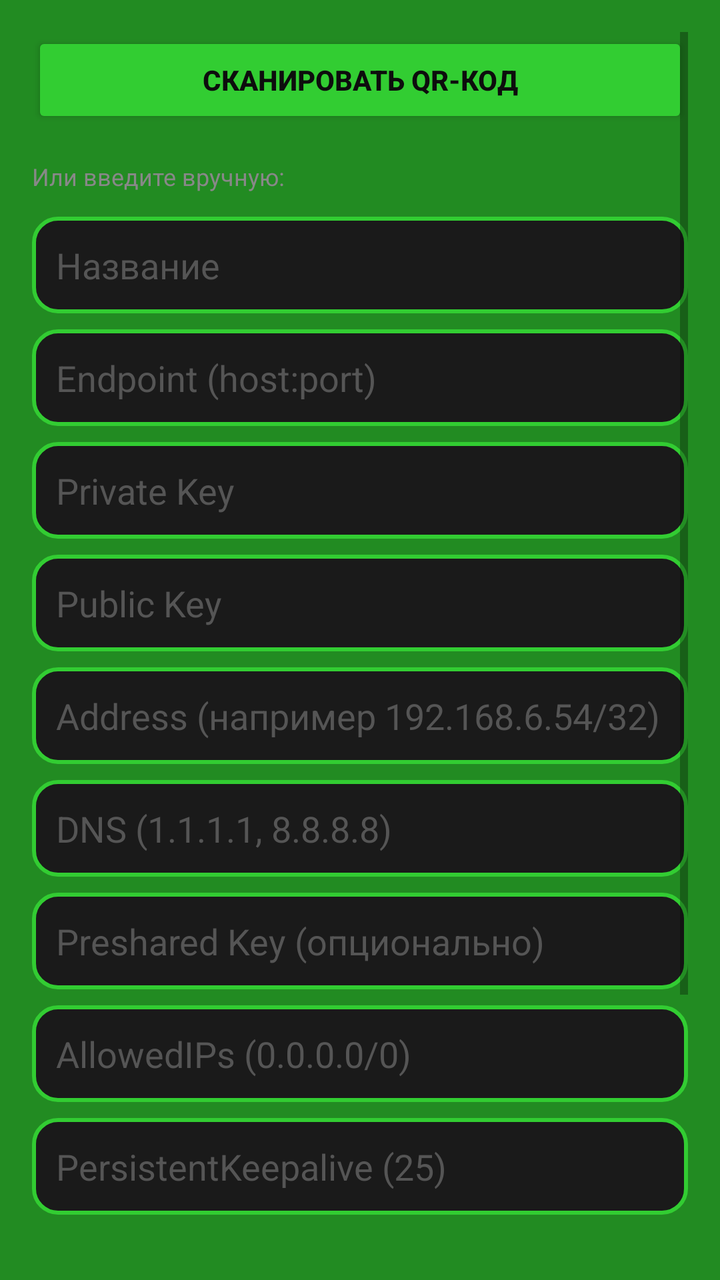
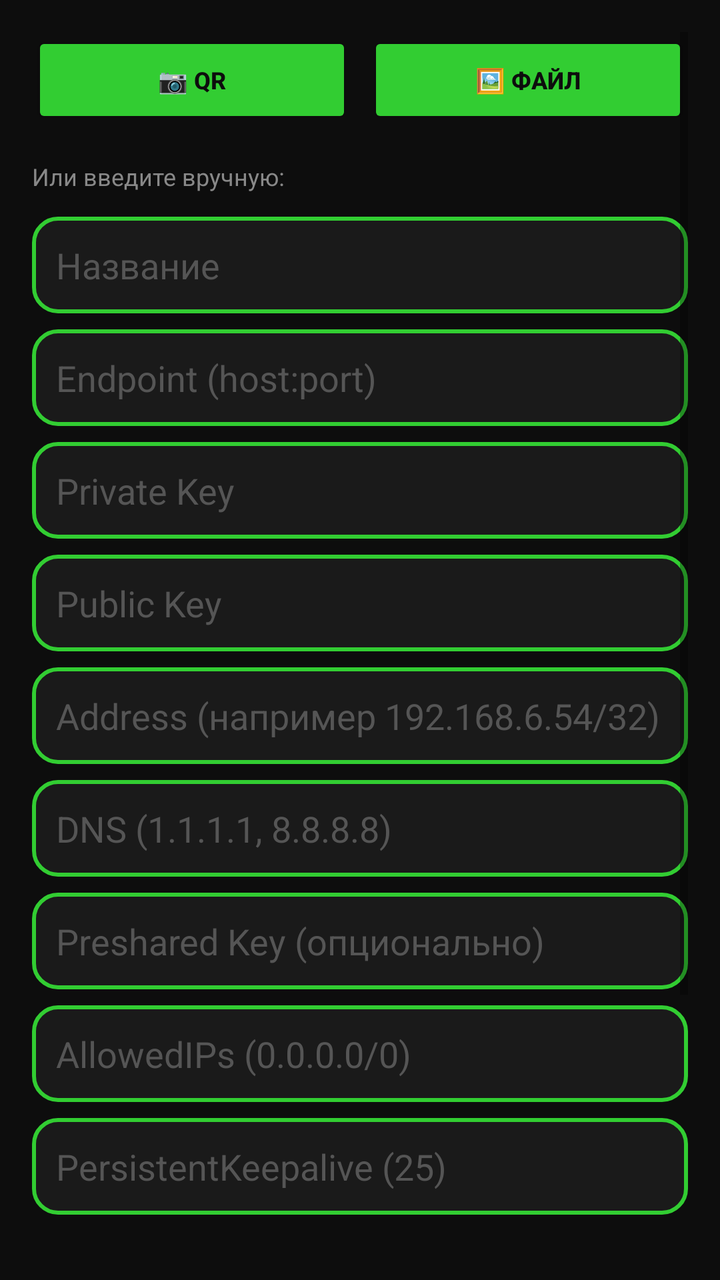

Screens rendered from an Android XML layout before and after an edit, with the pre-edit source and the edit as a unified diff.
<!-- AndroidManifest.xml: application theme Theme.Config -->
<!-- res/layout/dialog_add_server.xml -->
<?xml version="1.0" encoding="utf-8"?>
<ScrollView xmlns:android="http://schemas.android.com/apk/res/android"
    android:layout_width="match_parent"
    android:layout_height="wrap_content"
    android:padding="16dp">

    <LinearLayout
        android:layout_width="match_parent"
        android:layout_height="wrap_content"
        android:orientation="vertical">

        <Button
            android:id="@+id/btnScanQr"
            android:layout_width="match_parent"
            android:layout_height="wrap_content"
            android:text="СКАНИРОВАТЬ QR-КОД"
            android:textColor="#0D0D0D"
            android:textStyle="bold"
            android:backgroundTint="#32CD32"
            android:layout_marginBottom="16dp" />

        <TextView
            android:layout_width="wrap_content"
            android:layout_height="wrap_content"
            android:text="Или введите вручную:"
            android:textColor="#888888"
            android:textSize="12sp"
            android:layout_marginBottom="12dp" />

        <EditText
            android:id="@+id/etName"
            android:layout_width="match_parent"
            android:layout_height="wrap_content"
            android:hint="Название"
            android:textColor="#FFFFFF"
            android:textColorHint="#555555"
            android:background="@drawable/domain_input_bg"
            android:padding="12dp"
            android:layout_marginBottom="8dp" />

        <EditText
            android:id="@+id/etEndpoint"
            android:layout_width="match_parent"
            android:layout_height="wrap_content"
            android:hint="Endpoint (host:port)"
            android:textColor="#FFFFFF"
            android:textColorHint="#555555"
            android:background="@drawable/domain_input_bg"
            android:padding="12dp"
            android:layout_marginBottom="8dp" />

        <EditText
            android:id="@+id/etPrivateKey"
            android:layout_width="match_parent"
            android:layout_height="wrap_content"
            android:hint="Private Key"
            android:textColor="#FFFFFF"
            android:textColorHint="#555555"
            android:background="@drawable/domain_input_bg"
            android:padding="12dp"
            android:layout_marginBottom="8dp" />

        <EditText
            android:id="@+id/etPublicKey"
            android:layout_width="match_parent"
            android:layout_height="wrap_content"
            android:hint="Public Key"
            android:textColor="#FFFFFF"
            android:textColorHint="#555555"
            android:background="@drawable/domain_input_bg"
            android:padding="12dp"
            android:layout_marginBottom="8dp" />

        <EditText
            android:id="@+id/etAddress"
            android:layout_width="match_parent"
            android:layout_height="wrap_content"
            android:hint="Address (например 192.168.6.54/32)"
            android:textColor="#FFFFFF"
            android:textColorHint="#555555"
            android:background="@drawable/domain_input_bg"
            android:padding="12dp"
            android:layout_marginBottom="8dp" />

        <EditText
            android:id="@+id/etDns"
            android:layout_width="match_parent"
            android:layout_height="wrap_content"
            android:hint="DNS (1.1.1.1, 8.8.8.8)"
            android:textColor="#FFFFFF"
            android:textColorHint="#555555"
            android:background="@drawable/domain_input_bg"
            android:padding="12dp"
            android:layout_marginBottom="8dp" />

        <EditText
            android:id="@+id/etPresharedKey"
            android:layout_width="match_parent"
            android:layout_height="wrap_content"
            android:hint="Preshared Key (опционально)"
            android:textColor="#FFFFFF"
            android:textColorHint="#555555"
            android:background="@drawable/domain_input_bg"
            android:padding="12dp"
            android:layout_marginBottom="8dp" />

        <EditText
            android:id="@+id/etAllowedIPs"
            android:layout_width="match_parent"
            android:layout_height="wrap_content"
            android:hint="AllowedIPs (0.0.0.0/0)"
            android:textColor="#FFFFFF"
            android:textColorHint="#555555"
            android:background="@drawable/domain_input_bg"
            android:padding="12dp"
            android:layout_marginBottom="8dp" />

        <EditText
            android:id="@+id/etPersistentKeepalive"
            android:layout_width="match_parent"
            android:layout_height="wrap_content"
            android:hint="PersistentKeepalive (25)"
            android:textColor="#FFFFFF"
            android:textColorHint="#555555"
            android:background="@drawable/domain_input_bg"
            android:padding="12dp"
            android:layout_marginBottom="8dp" />

        <TextView
            android:layout_width="wrap_content"
            android:layout_height="wrap_content"
            android:text="AmneziaWG параметры (опционально):"
            android:textColor="#888888"
            android:textSize="12sp"
            android:layout_marginTop="8dp"
            android:layout_marginBottom="8dp" />

        <LinearLayout
            android:layout_width="match_parent"
            android:layout_height="wrap_content"
            android:orientation="horizontal">

            <EditText
                android:id="@+id/etJc"
                android:layout_width="0dp"
                android:layout_height="wrap_content"
                android:layout_weight="1"
                android:hint="Jc"
                android:textColor="#FFFFFF"
                android:textColorHint="#555555"
                android:background="@drawable/domain_input_bg"
                android:padding="12dp"
                android:layout_marginEnd="4dp" />

            <EditText
                android:id="@+id/etJmin"
                android:layout_width="0dp"
                android:layout_height="wrap_content"
                android:layout_weight="1"
                android:hint="Jmin"
                android:textColor="#FFFFFF"
                android:textColorHint="#555555"
                android:background="@drawable/domain_input_bg"
                android:padding="12dp"
                android:layout_marginEnd="4dp" />

            <EditText
                android:id="@+id/etJmax"
                android:layout_width="0dp"
                android:layout_height="wrap_content"
                android:layout_weight="1"
                android:hint="Jmax"
                android:textColor="#FFFFFF"
                android:textColorHint="#555555"
                android:background="@drawable/domain_input_bg"
                android:padding="12dp" />
        </LinearLayout>

        <LinearLayout
            android:layout_width="match_parent"
            android:layout_height="wrap_content"
            android:orientation="horizontal"
            android:layout_marginTop="8dp">

            <EditText
                android:id="@+id/etS1"
                android:layout_width="0dp"
                android:layout_height="wrap_content"
                android:layout_weight="1"
                android:hint="S1"
                android:textColor="#FFFFFF"
                android:textColorHint="#555555"
                android:background="@drawable/domain_input_bg"
                android:padding="12dp"
                android:layout_marginEnd="4dp" />

            <EditText
                android:id="@+id/etS2"
                android:layout_width="0dp"
                android:layout_height="wrap_content"
                android:layout_weight="1"
                android:hint="S2"
                android:textColor="#FFFFFF"
                android:textColorHint="#555555"
                android:background="@drawable/domain_input_bg"
                android:padding="12dp" />
        </LinearLayout>

        <LinearLayout
            android:layout_width="match_parent"
            android:layout_height="wrap_content"
            android:orientation="horizontal"
            android:layout_marginTop="8dp">

            <EditText
                android:id="@+id/etH1"
                android:layout_width="0dp"
                android:layout_height="wrap_content"
                android:layout_weight="1"
                android:hint="H1"
                android:textColor="#FFFFFF"
                android:textColorHint="#555555"
                android:background="@drawable/domain_input_bg"
                android:padding="12dp"
                android:layout_marginEnd="4dp" />

            <EditText
                android:id="@+id/etH2"
                android:layout_width="0dp"
                android:layout_height="wrap_content"
                android:layout_weight="1"
                android:hint="H2"
                android:textColor="#FFFFFF"
                android:textColorHint="#555555"
                android:background="@drawable/domain_input_bg"
                android:padding="12dp"
                android:layout_marginEnd="4dp" />

            <EditText
                android:id="@+id/etH3"
                android:layout_width="0dp"
                android:layout_height="wrap_content"
                android:layout_weight="1"
                android:hint="H3"
                android:textColor="#FFFFFF"
                android:textColorHint="#555555"
                android:background="@drawable/domain_input_bg"
                android:padding="12dp"
                android:layout_marginEnd="4dp" />

            <EditText
                android:id="@+id/etH4"
                android:layout_width="0dp"
                android:layout_height="wrap_content"
                android:layout_weight="1"
                android:hint="H4"
                android:textColor="#FFFFFF"
                android:textColorHint="#555555"
                android:background="@drawable/domain_input_bg"
                android:padding="12dp" />
        </LinearLayout>
    </LinearLayout>
</ScrollView>
<!-- resources referenced by this layout -->
<resources>
  <!-- drawable domain_input_bg (drawable) -->
  <?xml version="1.0" encoding="utf-8"?>
  <shape xmlns:android="http://schemas.android.com/apk/res/android"
      android:shape="rectangle">
      <solid android:color="#1A1A1A" />
      <stroke android:width="2dp" android:color="#32CD32" />
      <corners android:radius="12dp" />
  </shape>
  <style name="Theme.Config" parent="Theme.MaterialComponents.DayNight.NoActionBar">
          <item name="colorPrimary">@color/green_500</item>
          <item name="colorPrimaryVariant">@color/green_700</item>
          <item name="colorOnPrimary">@color/white</item>
          <item name="colorSecondary">@color/lime_200</item>
          <item name="colorSecondaryVariant">@color/lime_500</item>
          <item name="colorOnSecondary">@color/black</item>
          <item name="android:statusBarColor">@color/green_700</item>
          <item name="android:navigationBarColor">@color/black</item>
          <item name="android:windowBackground">@color/green_700</item>
      </style>
  <color name="green_500">#FF32CD32</color>
  <color name="green_700">#FF228B22</color>
  <color name="white">#FFFFFFFF</color>
  <color name="lime_200">#FFADFF2F</color>
  <color name="lime_500">#FF7CFC00</color>
  <color name="black">#FF000000</color>
</resources>

<!-- the commit's change to res/layout/dialog_add_server.xml (unified diff, before → after) -->
@@ -2,6 +2,7 @@
 <ScrollView xmlns:android="http://schemas.android.com/apk/res/android"
     android:layout_width="match_parent"
     android:layout_height="wrap_content"
+    android:background="#0D0D0D"
     android:padding="16dp">
 
     <LinearLayout
@@ -9,15 +10,35 @@
         android:layout_height="wrap_content"
         android:orientation="vertical">
 
-        <Button
-            android:id="@+id/btnScanQr"
-            android:layout_width="match_parent"
-            android:layout_height="wrap_content"
-            android:text="СКАНИРОВАТЬ QR-КОД"
-            android:textColor="#0D0D0D"
-            android:textStyle="bold"
-            android:backgroundTint="#32CD32"
-            android:layout_marginBottom="16dp" />
+        <LinearLayout
+            android:layout_width="match_parent"
+            android:layout_height="wrap_content"
+            android:orientation="horizontal"
+            android:layout_marginBottom="16dp">
+
+            <Button
+                android:id="@+id/btnScanQr"
+                android:layout_width="0dp"
+                android:layout_height="wrap_content"
+                android:layout_weight="1"
+                android:layout_marginEnd="8dp"
+                android:text="📷 QR"
+                android:textColor="#0D0D0D"
+                android:textStyle="bold"
+                android:textSize="12sp"
+                android:backgroundTint="#32CD32" />
+
+            <Button
+                android:id="@+id/btnPickImage"
+                android:layout_width="0dp"
+                android:layout_height="wrap_content"
+                android:layout_weight="1"
+                android:text="🖼️ ФАЙЛ"
+                android:textColor="#0D0D0D"
+                android:textStyle="bold"
+                android:textSize="12sp"
+                android:backgroundTint="#32CD32" />
+        </LinearLayout>
 
         <TextView
             android:layout_width="wrap_content"
